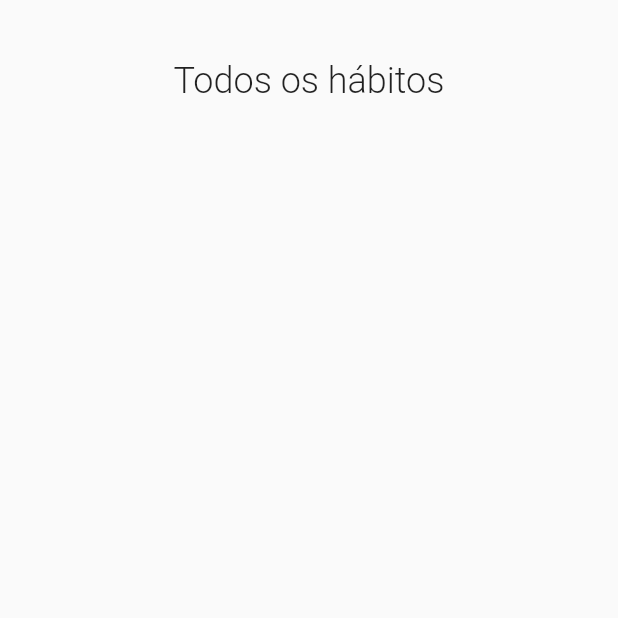
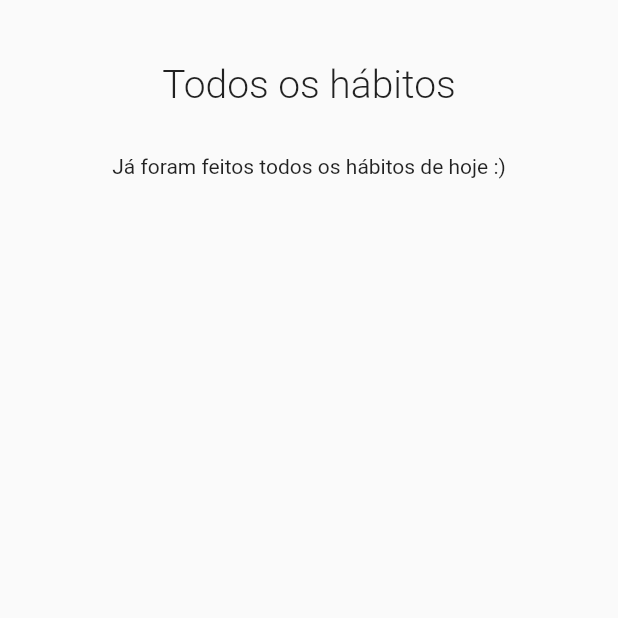
Before and after one commit to danielmagri/altitude, a Flutter app: the AllHabitsPage screen opened directly, on a phone screen of 412 x 824 dp, the top half of it. Run offline on Flutter 3.47's test engine with Material 2 defaults, Android fonts, the phone set to English and light mode, and no system bars; our stand-ins replace numberpicker, sqflite, table_calendar; accounts and stored records are empty.

Commit message:
Posicionamento dos cards feito com wrap

```diff
--- a/lib/ui/allHabitsPage.dart
+++ b/lib/ui/allHabitsPage.dart
@@ -30,31 +30,42 @@ class _AllHabitsPageState extends State<AllHabitsPage> with SingleTickerProvider
     });
   }
 
+  List<Widget> habitsWidget() {
+    List<Widget> widgets = new List();
+
+    if (_loading) {
+      widgets.add(Center(child: CircularProgressIndicator()));
+    } else if (habits.length == 0) {
+      widgets.add(Center(child: Text("Já foram feitos todos os hábitos de hoje :)")));
+    } else {
+      for (Habit habit in habits) {
+        widgets.add(HabitWidget(habit: habit));
+      }
+    }
+
+    return widgets;
+  }
+
   @override
   Widget build(BuildContext context) {
     return Scaffold(
       body: Padding(
         padding: const EdgeInsets.only(top: 40.0),
         child: Column(
+          mainAxisSize: MainAxisSize.max,
           children: <Widget>[
             Text(
               "Todos os hábitos",
-              style: TextStyle(fontSize: 24.0, fontWeight: FontWeight.w300),
+              style: TextStyle(fontSize: 26.0, fontWeight: FontWeight.w300, height: 1.2),
             ),
-            _loading
-                ? Center(
-                    child: CircularProgressIndicator(),
-                  )
-                : GridView.builder(
-                    shrinkWrap: true,
-                    itemCount: habits.length,
-                    gridDelegate: SliverGridDelegateWithMaxCrossAxisExtent(maxCrossAxisExtent: 90.0),
-                    itemBuilder: (BuildContext context, int index) {
-                      return HabitWidget(
-                        habit: habits[index],
-                      );
-                    },
-                  ),
+            Container(
+              margin: EdgeInsets.only(top: 32.0),
+              width: double.maxFinite,
+              child: Wrap(
+                alignment: WrapAlignment.center,
+                children: habitsWidget(),
+              ),
+            )
           ],
         ),
       ),
```
Also changed, not shown: lib/main.dart (+7 -56 lines).
